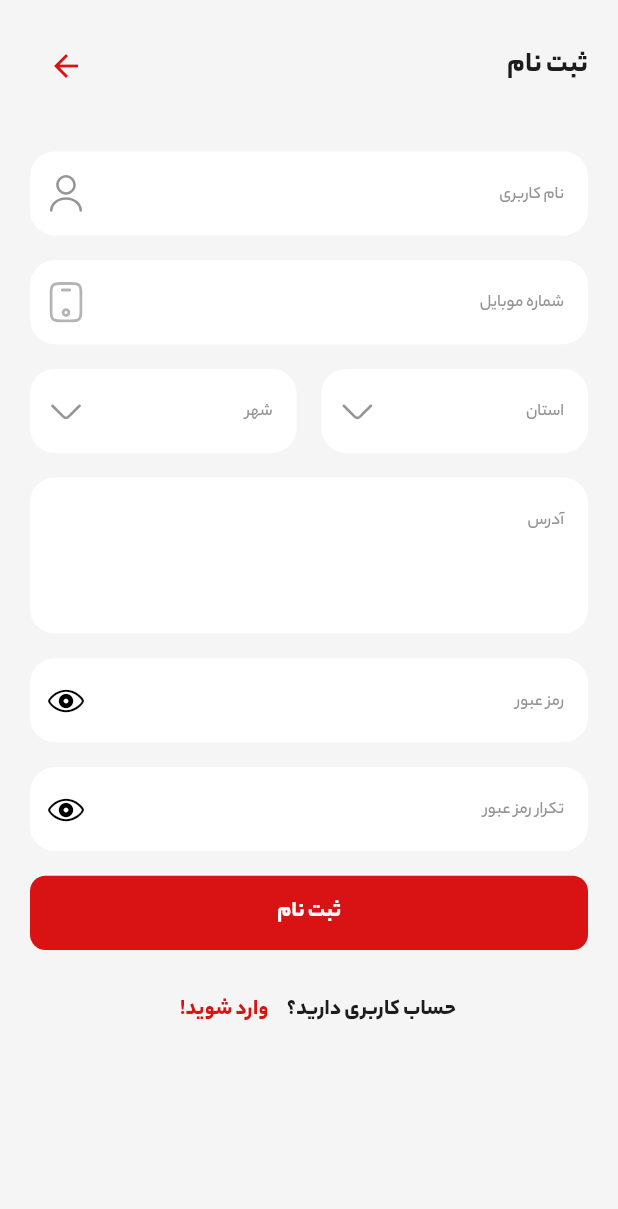
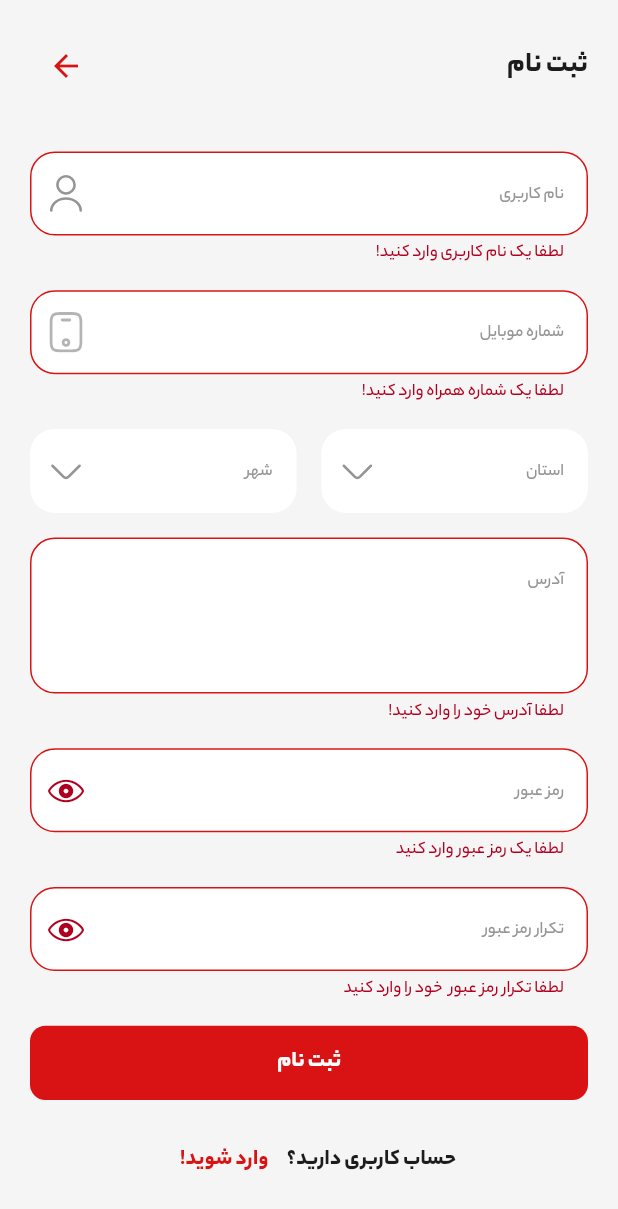
Before and after one commit to mohammad-dehghanifard/flutter_divar_clone_bloc, a Flutter app: the LoginView screen opened directly, after a tap on "ثبت نام کنید!", after a tap on "ثبت نام", on a phone screen of 412 x 824 dp. Shown: the top 1209 px of the screen. Run offline on Flutter 3.47's test engine with Material 3 defaults, Android fonts, the phone set to English and light mode, and no system bars; our stand-ins replace bloc, cached_network_image, dio, flutter_bloc, flutter_svg, loading_animation_widget and 2 more; accounts and stored records are empty.

Commit message:
connect register request controller and validators to ui

```diff
--- a/lib/core/config/theme_management.dart
+++ b/lib/core/config/theme_management.dart
@@ -27,6 +27,14 @@ class ThemeManagement {
         borderSide: BorderSide.none,
         borderRadius: BorderRadius.circular(4.w),
       ),
+      errorBorder: OutlineInputBorder(
+        borderSide: const BorderSide(color: UiColors.primaryColor),
+        borderRadius: BorderRadius.circular(4.w),
+      ),
+      focusedErrorBorder: OutlineInputBorder(
+        borderSide: const BorderSide(color: UiColors.primaryColor),
+        borderRadius: BorderRadius.circular(4.w),
+      ),
     )
   );
 }
--- a/lib/features/auth/data/requests/register_request.dart
+++ b/lib/features/auth/data/requests/register_request.dart
@@ -12,7 +12,7 @@ class RegisterRequest {
   String? validateUserName(String? value) {
     if(value!.isEmpty || value == "") {
       return "لطفا یک نام کاربری وارد کنید!";
-    } else if(value.length >= 3) {
+    } else if(value.length <= 3) {
       return "نام کاربری شما بسیار کوتاه است!";
     }
     return null;
--- a/lib/features/auth/presentation/views/register/register_page.dart
+++ b/lib/features/auth/presentation/views/register/register_page.dart
@@ -1,4 +1,6 @@
 import 'package:flutter/material.dart';
+import 'package:flutter_bloc/flutter_bloc.dart';
+import 'package:flutter_divar_clone_bloc/features/auth/presentation/cubit/register/register_cubit.dart';
 import 'package:flutter_divar_clone_bloc/features/auth/presentation/views/register/register_view.dart';
 
 class RegisterPage extends StatelessWidget {
@@ -7,6 +9,9 @@ class RegisterPage extends StatelessWidget {
 
   @override
   Widget build(BuildContext context) {
-    return const RegisterView();
+    return BlocProvider(
+        create: (context) => RegisterCubit(),
+      child: const RegisterView(),
+    );
   }
 }
--- a/lib/features/auth/presentation/views/register/register_view.dart
+++ b/lib/features/auth/presentation/views/register/register_view.dart
@@ -3,6 +3,7 @@ import 'package:flutter_divar_clone_bloc/core/common/constants/distances.dart';
 import 'package:flutter_divar_clone_bloc/core/common/constants/ui_colors.dart';
 import 'package:flutter_divar_clone_bloc/core/common/widgets/custom_button_widget.dart';
 import 'package:flutter_divar_clone_bloc/core/common/widgets/text_field_widget.dart';
+import 'package:flutter_divar_clone_bloc/features/auth/data/requests/register_request.dart';
 import 'package:flutter_divar_clone_bloc/features/auth/presentation/views/login/login_page.dart';
 import 'package:flutter_divar_clone_bloc/features/auth/presentation/widgets/auth_app_bar_widget.dart';
 import 'package:flutter_divar_clone_bloc/gen/assets.gen.dart';
@@ -13,12 +14,15 @@ class RegisterView extends StatelessWidget {
 
   @override
   Widget build(BuildContext context) {
+    final RegisterRequest registerRequest = RegisterRequest();
+    final GlobalKey<FormState> formKey = GlobalKey<FormState>();
+
     // app bar
     const Widget appBar = AuthAppBarWidget(title: "ثبت نام");
     // input username widget
-    final Widget usernameTextField = TextFieldWidget(hintText: "نام کاربری",iconPath: Assets.svgs.user);
+    final Widget usernameTextField = TextFieldWidget(controller: registerRequest.userNameTextController,validator: registerRequest.validateUserName,hintText: "نام کاربری",iconPath: Assets.svgs.user);
     // input phone number widget
-    final Widget mobileNumberTextField = TextFieldWidget(hintText: "شماره موبایل",iconPath: Assets.svgs.mobile);
+    final Widget mobileNumberTextField = TextFieldWidget(controller: registerRequest.mobileTextController,validator: registerRequest.validateMobileNumber,hintText: "شماره موبایل",iconPath: Assets.svgs.mobile);
     // select city and province cards
     final Widget selectProvinceAndCityCards = Row(
       children: [
@@ -28,13 +32,17 @@ class RegisterView extends StatelessWidget {
       ],
     );
     // input address widget
-    const Widget addressTextField = TextFieldWidget(hintText: "آدرس",maxLines: 3);
+    final Widget addressTextField = TextFieldWidget(controller: registerRequest.addressTextController,validator: registerRequest.validateAddress,hintText: "آدرس",maxLines: 3);
     // input password widget
-    const Widget passWordTextField = TextFieldWidget(hintText: "رمز عبور",keyboardType: TextInputType.visiblePassword);
+    final Widget passWordTextField = TextFieldWidget(controller: registerRequest.passWordTextController,validator: registerRequest.validatePassWord,hintText: "رمز عبور",keyboardType: TextInputType.visiblePassword);
     // input repeat pass widget
-    const Widget repeatPassWordTextField = TextFieldWidget(hintText: "تکرار رمز عبور",keyboardType: TextInputType.visiblePassword);
+    final Widget repeatPassWordTextField = TextFieldWidget(controller: registerRequest.confirmPassWordTextController,validator: registerRequest.validateRepeatPassWord,hintText: "تکرار رمز عبور",keyboardType: TextInputType.visiblePassword);
     // register btn
-    final Widget registerBtn = CustomButtonWidget(onTap: () {}, text: "ثبت نام");
+    final Widget registerBtn = CustomButtonWidget(onTap: () {
+      if(formKey.currentState!.validate()) {
+
+      }
+    }, text: "ثبت نام");
     // login account message
     final Widget loginAccount = Row(
       mainAxisAlignment: MainAxisAlignment.center,
@@ -55,6 +63,10 @@ class RegisterView extends StatelessWidget {
                 children: [
                     appBar,
                   SizedBox(height: 8.w),
+                  Form(
+                      key: formKey,
+                      child: Column(
+                    children: [
                       usernameTextField,
                       SizedBox(height: 4.w),
                       mobileNumberTextField,
@@ -66,6 +78,8 @@ class RegisterView extends StatelessWidget {
                       passWordTextField,
                       SizedBox(height: 4.w),
                       repeatPassWordTextField,
+                    ],
+                  )),
                   SizedBox(height: 4.w),
                   registerBtn,
                   SizedBox(height: 4.w),
```
Lines whose indentation alone changed are shown as unchanged.
